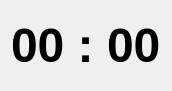
tbikfalvi/ChildController, file dlgmain.ui: the form before one commit.
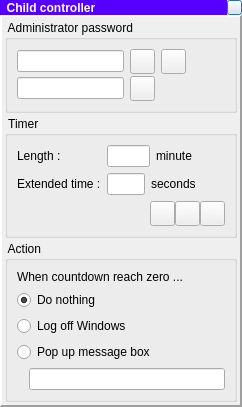
The form after the commit. Icons and pictures are not drawn.

```diff
--- a/dlgmain.ui
+++ b/dlgmain.ui
@@ -6,27 +6,470 @@
    <rect>
     <x>0</x>
     <y>0</y>
-    <width>169</width>
-    <height>91</height>
+    <width>242</width>
+    <height>377</height>
    </rect>
   </property>
   <property name="windowTitle">
    <string>Dialog</string>
   </property>
-  <layout class="QVBoxLayout" name="verticalLayout">
+  <layout class="QVBoxLayout" name="verticalLayout_3">
+   <property name="spacing">
+    <number>0</number>
+   </property>
+   <property name="leftMargin">
+    <number>0</number>
+   </property>
+   <property name="topMargin">
+    <number>0</number>
+   </property>
+   <property name="rightMargin">
+    <number>0</number>
+   </property>
+   <property name="bottomMargin">
+    <number>0</number>
+   </property>
    <item>
-    <widget class="QLabel" name="lblCounter">
-     <property name="font">
-      <font>
-       <family>Arial</family>
-       <pointsize>36</pointsize>
-       <weight>75</weight>
-       <bold>true</bold>
-      </font>
+    <layout class="QHBoxLayout" name="horizontalLayout_5">
+     <property name="spacing">
+      <number>0</number>
      </property>
-     <property name="text">
-      <string>00 : 00</string>
+     <item>
+      <widget class="QLabel" name="lblTitle">
+       <property name="font">
+        <font>
+         <weight>75</weight>
+         <bold>true</bold>
+        </font>
+       </property>
+       <property name="styleSheet">
+        <string notr="true">color: rgb(255, 255, 255);
+background-color: rgb(85, 0, 255);</string>
+       </property>
+       <property name="text">
+        <string>  Child controller</string>
+       </property>
+      </widget>
+     </item>
+     <item>
+      <widget class="QPushButton" name="pbHide">
+       <property name="minimumSize">
+        <size>
+         <width>15</width>
+         <height>15</height>
+        </size>
+       </property>
+       <property name="maximumSize">
+        <size>
+         <width>15</width>
+         <height>15</height>
+        </size>
+       </property>
+       <property name="text">
+        <string/>
+       </property>
+       <property name="icon">
+        <iconset resource="childcontroller.qrc">
+         <normaloff>:/shutdown.png</normaloff>:/shutdown.png</iconset>
+       </property>
+       <property name="iconSize">
+        <size>
+         <width>9</width>
+         <height>9</height>
+        </size>
+       </property>
+      </widget>
+     </item>
+    </layout>
+   </item>
+   <item>
+    <widget class="QFrame" name="frame">
+     <property name="frameShape">
+      <enum>QFrame::Panel</enum>
      </property>
+     <property name="frameShadow">
+      <enum>QFrame::Raised</enum>
+     </property>
+     <property name="lineWidth">
+      <number>2</number>
+     </property>
+     <layout class="QVBoxLayout" name="verticalLayout_2">
+      <property name="spacing">
+       <number>3</number>
+      </property>
+      <property name="leftMargin">
+       <number>3</number>
+      </property>
+      <property name="topMargin">
+       <number>3</number>
+      </property>
+      <property name="rightMargin">
+       <number>3</number>
+      </property>
+      <property name="bottomMargin">
+       <number>3</number>
+      </property>
+      <item>
+       <widget class="QGroupBox" name="gbAdminPassword">
+        <property name="title">
+         <string> Administrator password </string>
+        </property>
+        <layout class="QGridLayout" name="gridLayout">
+         <property name="verticalSpacing">
+          <number>2</number>
+         </property>
+         <item row="0" column="3">
+          <spacer name="horizontalSpacer">
+           <property name="orientation">
+            <enum>Qt::Horizontal</enum>
+           </property>
+           <property name="sizeHint" stdset="0">
+            <size>
+             <width>40</width>
+             <height>20</height>
+            </size>
+           </property>
+          </spacer>
+         </item>
+         <item row="0" column="1">
+          <widget class="QPushButton" name="pbLogin">
+           <property name="minimumSize">
+            <size>
+             <width>25</width>
+             <height>25</height>
+            </size>
+           </property>
+           <property name="maximumSize">
+            <size>
+             <width>25</width>
+             <height>25</height>
+            </size>
+           </property>
+           <property name="text">
+            <string/>
+           </property>
+           <property name="icon">
+            <iconset resource="childcontroller.qrc">
+             <normaloff>:/ok.png</normaloff>:/ok.png</iconset>
+           </property>
+          </widget>
+         </item>
+         <item row="0" column="0">
+          <widget class="QLineEdit" name="ledPassword1">
+           <property name="echoMode">
+            <enum>QLineEdit::Password</enum>
+           </property>
+          </widget>
+         </item>
+         <item row="1" column="1">
+          <widget class="QPushButton" name="pbModifyPassword">
+           <property name="minimumSize">
+            <size>
+             <width>25</width>
+             <height>25</height>
+            </size>
+           </property>
+           <property name="maximumSize">
+            <size>
+             <width>25</width>
+             <height>25</height>
+            </size>
+           </property>
+           <property name="text">
+            <string/>
+           </property>
+           <property name="icon">
+            <iconset resource="childcontroller.qrc">
+             <normaloff>:/settings.png</normaloff>:/settings.png</iconset>
+           </property>
+          </widget>
+         </item>
+         <item row="1" column="0">
+          <widget class="QLineEdit" name="ledPassword2">
+           <property name="echoMode">
+            <enum>QLineEdit::Password</enum>
+           </property>
+          </widget>
+         </item>
+         <item row="0" column="2">
+          <widget class="QPushButton" name="pbCancel">
+           <property name="minimumSize">
+            <size>
+             <width>25</width>
+             <height>25</height>
+            </size>
+           </property>
+           <property name="maximumSize">
+            <size>
+             <width>25</width>
+             <height>25</height>
+            </size>
+           </property>
+           <property name="text">
+            <string/>
+           </property>
+           <property name="icon">
+            <iconset resource="childcontroller.qrc">
+             <normaloff>:/cancel.png</normaloff>:/cancel.png</iconset>
+           </property>
+          </widget>
+         </item>
+        </layout>
+       </widget>
+      </item>
+      <item>
+       <widget class="QGroupBox" name="gbTimer">
+        <property name="title">
+         <string> Timer </string>
+        </property>
+        <layout class="QFormLayout" name="formLayout">
+         <item row="0" column="0">
+          <widget class="QLabel" name="lblTimerLength">
+           <property name="text">
+            <string>Length :</string>
+           </property>
+          </widget>
+         </item>
+         <item row="0" column="1">
+          <layout class="QHBoxLayout" name="horizontalLayout">
+           <item>
+            <widget class="QLineEdit" name="ledTimerLength">
+             <property name="maximumSize">
+              <size>
+               <width>50</width>
+               <height>16777215</height>
+              </size>
+             </property>
+             <property name="text">
+              <string/>
+             </property>
+            </widget>
+           </item>
+           <item>
+            <widget class="QLabel" name="lblMinute">
+             <property name="text">
+              <string>minute</string>
+             </property>
+            </widget>
+           </item>
+           <item>
+            <spacer name="horizontalSpacer_2">
+             <property name="orientation">
+              <enum>Qt::Horizontal</enum>
+             </property>
+             <property name="sizeHint" stdset="0">
+              <size>
+               <width>40</width>
+               <height>20</height>
+              </size>
+             </property>
+            </spacer>
+           </item>
+          </layout>
+         </item>
+         <item row="1" column="0">
+          <widget class="QLabel" name="lblExtended">
+           <property name="text">
+            <string>Extended time :</string>
+           </property>
+          </widget>
+         </item>
+         <item row="1" column="1">
+          <layout class="QHBoxLayout" name="horizontalLayout_2">
+           <item>
+            <widget class="QLineEdit" name="ledExtendedLength">
+             <property name="maximumSize">
+              <size>
+               <width>50</width>
+               <height>16777215</height>
+              </size>
+             </property>
+             <property name="text">
+              <string/>
+             </property>
+            </widget>
+           </item>
+           <item>
+            <widget class="QLabel" name="lblSecond">
+             <property name="text">
+              <string>seconds</string>
+             </property>
+            </widget>
+           </item>
+           <item>
+            <spacer name="horizontalSpacer_3">
+             <property name="orientation">
+              <enum>Qt::Horizontal</enum>
+             </property>
+             <property name="sizeHint" stdset="0">
+              <size>
+               <width>40</width>
+               <height>20</height>
+              </size>
+             </property>
+            </spacer>
+           </item>
+          </layout>
+         </item>
+         <item row="2" column="1">
+          <layout class="QHBoxLayout" name="horizontalLayout_3">
+           <property name="spacing">
+            <number>0</number>
+           </property>
+           <item>
+            <spacer name="horizontalSpacer_4">
+             <property name="orientation">
+              <enum>Qt::Horizontal</enum>
+             </property>
+             <property name="sizeHint" stdset="0">
+              <size>
+               <width>40</width>
+               <height>20</height>
+              </size>
+             </property>
+            </spacer>
+           </item>
+           <item>
+            <widget class="QPushButton" name="pbStart">
+             <property name="minimumSize">
+              <size>
+               <width>25</width>
+               <height>25</height>
+              </size>
+             </property>
+             <property name="maximumSize">
+              <size>
+               <width>25</width>
+               <height>25</height>
+              </size>
+             </property>
+             <property name="text">
+              <string/>
+             </property>
+             <property name="icon">
+              <iconset resource="childcontroller.qrc">
+               <normaloff>:/start.png</normaloff>:/start.png</iconset>
+             </property>
+            </widget>
+           </item>
+           <item>
+            <widget class="QPushButton" name="pbStop">
+             <property name="minimumSize">
+              <size>
+               <width>25</width>
+               <height>25</height>
+              </size>
+             </property>
+             <property name="maximumSize">
+              <size>
+               <width>25</width>
+               <height>25</height>
+              </size>
+             </property>
+             <property name="text">
+              <string/>
+             </property>
+             <property name="icon">
+              <iconset resource="childcontroller.qrc">
+               <normaloff>:/shutdown.png</normaloff>:/shutdown.png</iconset>
+             </property>
+            </widget>
+           </item>
+           <item>
+            <widget class="QPushButton" name="pbReset">
+             <property name="minimumSize">
+              <size>
+               <width>25</width>
+               <height>25</height>
+              </size>
+             </property>
+             <property name="maximumSize">
+              <size>
+               <width>25</width>
+               <height>25</height>
+              </size>
+             </property>
+             <property name="text">
+              <string/>
+             </property>
+             <property name="icon">
+              <iconset resource="childcontroller.qrc">
+               <normaloff>:/reset.png</normaloff>:/reset.png</iconset>
+             </property>
+            </widget>
+           </item>
+          </layout>
+         </item>
+        </layout>
+       </widget>
+      </item>
+      <item>
+       <widget class="QGroupBox" name="gbAction">
+        <property name="title">
+         <string> Action </string>
+        </property>
+        <layout class="QVBoxLayout" name="verticalLayout">
+         <item>
+          <widget class="QLabel" name="lblAction">
+           <property name="text">
+            <string>When countdown reach zero ...</string>
+           </property>
+          </widget>
+         </item>
+         <item>
+          <widget class="QRadioButton" name="rbActionNothing">
+           <property name="text">
+            <string>Do nothing</string>
+           </property>
+           <property name="checked">
+            <bool>true</bool>
+           </property>
+          </widget>
+         </item>
+         <item>
+          <widget class="QRadioButton" name="rbActionLogoffWindows">
+           <property name="text">
+            <string>Log off Windows</string>
+           </property>
+           <property name="checked">
+            <bool>false</bool>
+           </property>
+          </widget>
+         </item>
+         <item>
+          <widget class="QRadioButton" name="rbActionMessageBox">
+           <property name="text">
+            <string>Pop up message box</string>
+           </property>
+          </widget>
+         </item>
+         <item>
+          <layout class="QHBoxLayout" name="horizontalLayout_4">
+           <item>
+            <spacer name="horizontalSpacer_5">
+             <property name="orientation">
+              <enum>Qt::Horizontal</enum>
+             </property>
+             <property name="sizeType">
+              <enum>QSizePolicy::Fixed</enum>
+             </property>
+             <property name="sizeHint" stdset="0">
+              <size>
+               <width>12</width>
+               <height>20</height>
+              </size>
+             </property>
+            </spacer>
+           </item>
+           <item>
+            <widget class="QLineEdit" name="ledMessage"/>
+           </item>
+          </layout>
+         </item>
+        </layout>
+       </widget>
+      </item>
+     </layout>
     </widget>
    </item>
   </layout>
```
Left out of the diff: 19 changed lines with no effect on the pictures.
